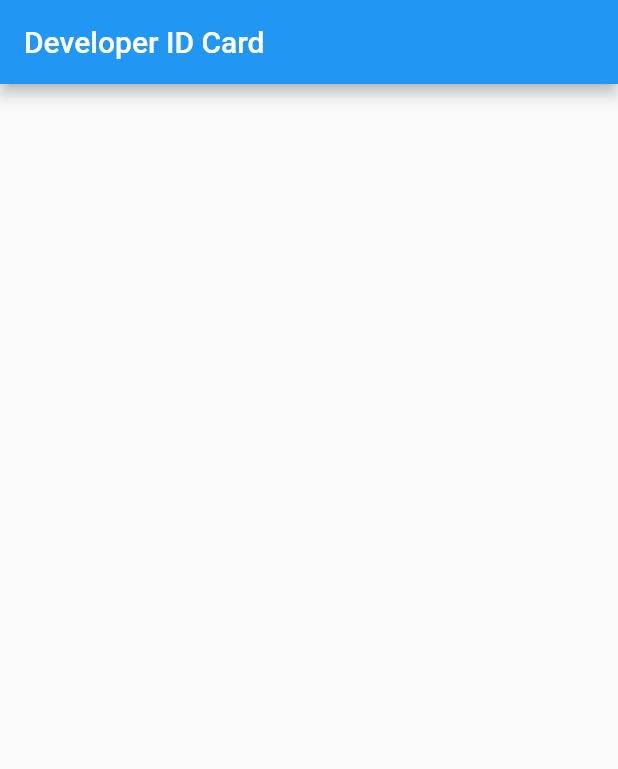
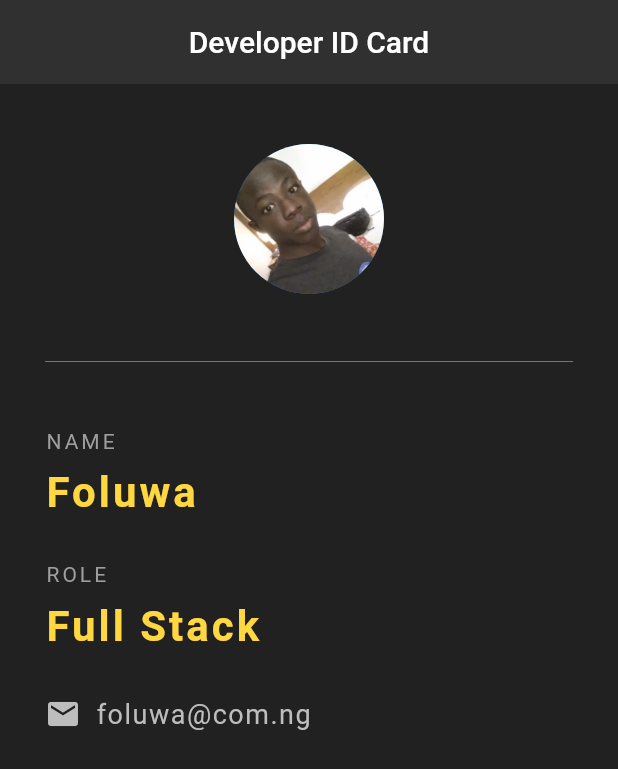
Before and after one commit to Foluwa/developer_id, a Flutter app: the screen it shows after launch, on a phone screen of 412 x 824 dp. Shown: the top 769 px of the screen. Run offline on Flutter 3.47's test engine with Material 2 defaults, Android fonts, the phone set to English and light mode, and no system bars.

Commit message:
Ipushed the static version of the flutter app

```diff
--- a/lib/main.dart
+++ b/lib/main.dart
@@ -1,16 +1,80 @@
 import 'package:flutter/material.dart';
 
 void main() => runApp(MaterialApp(
-  home: NinjaCard(),
-));
+      home: NinjaCard(),
+    ));
 
 class NinjaCard extends StatelessWidget {
   @override
   Widget build(BuildContext context) {
     return Scaffold(
+      backgroundColor: Colors.grey[900],
       appBar: AppBar(
-        title:  Text('Developer ID Card'),
+        title: Text('Developer ID Card'),
+        centerTitle: true,
+        backgroundColor: Colors.grey[850],
+        elevation: 0.0,
       ),
+      body: Padding(
+          padding: EdgeInsets.fromLTRB(30.0, 40.0, 30.0, 0.0),
+          child: Column(
+            crossAxisAlignment: CrossAxisAlignment.start,
+            children: <Widget>[
+              Center(
+                child: CircleAvatar(
+                  backgroundImage: AssetImage('assets/image.jpeg'),
+                  radius: 50.0,
+                ),
+              ),
+              Divider(
+                height: 90.0,
+                color: Colors.grey[600],
+              ),
+              Text('NAME',
+                  style: TextStyle(
+                    color: Colors.grey,
+                    letterSpacing: 2.0,
+                  )),
+              SizedBox(height: 10.0),
+              Text('Foluwa',
+                  style: TextStyle(
+                      color: Colors.amberAccent[200],
+                      letterSpacing: 2.0,
+                      fontSize: 28.0,
+                      fontWeight: FontWeight.bold)),
+              SizedBox(height: 30.0),
+              Text('ROLE',
+                  style: TextStyle(
+                    color: Colors.grey,
+                    letterSpacing: 2.0,
+                  )),
+              SizedBox(height: 10.0),
+              Text('Full Stack',
+                  style: TextStyle(
+                      color: Colors.amberAccent[200],
+                      letterSpacing: 2.0,
+                      fontSize: 28.0,
+                      fontWeight: FontWeight.bold)),
+              SizedBox(height: 30.0),
+              Row(
+                children: <Widget>[
+                  Icon(
+                    Icons.email,
+                    color: Colors.grey[400],
+                  ),
+                  SizedBox(width: 10.0),
+                  Text(
+                    'foluwa@com.ng',
+                    style: TextStyle(
+                      color: Colors.grey[400],
+                      fontSize: 18.0,
+                      letterSpacing: 1.0
+                    ),
+                  ),
+                ],
+              )
+            ],
+          )),
     );
   }
 }
--- a/pubspec.yaml
+++ b/pubspec.yaml
@@ -41,9 +41,8 @@ flutter:
   uses-material-design: true
 
   # To add assets to your application, add an assets section, like this:
-  # assets:
-  #  - images/a_dot_burr.jpeg
-  #  - images/a_dot_ham.jpeg
+  assets:
+   - assets/image.jpeg
 
   # An image asset can refer to one or more resolution-specific "variants", see
   # https://flutter.dev/assets-and-images/#resolution-aware.
```
Also changed, not shown: assets/Screenshot.png (added), assets/image.jpeg (added), 1 other file.
